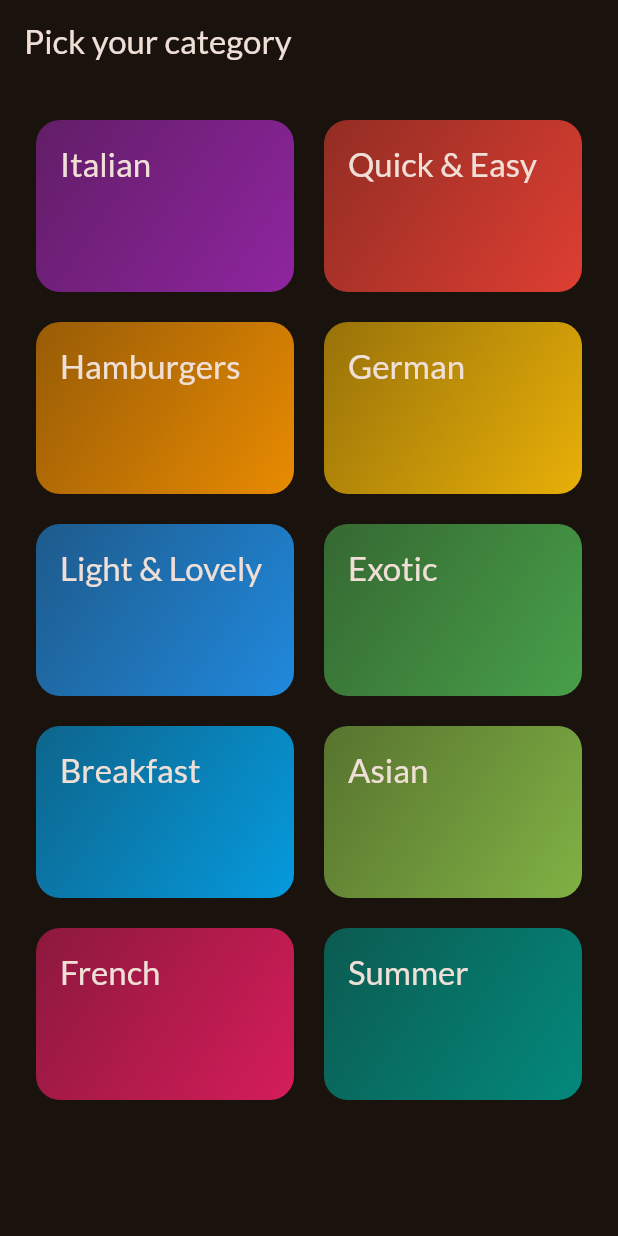
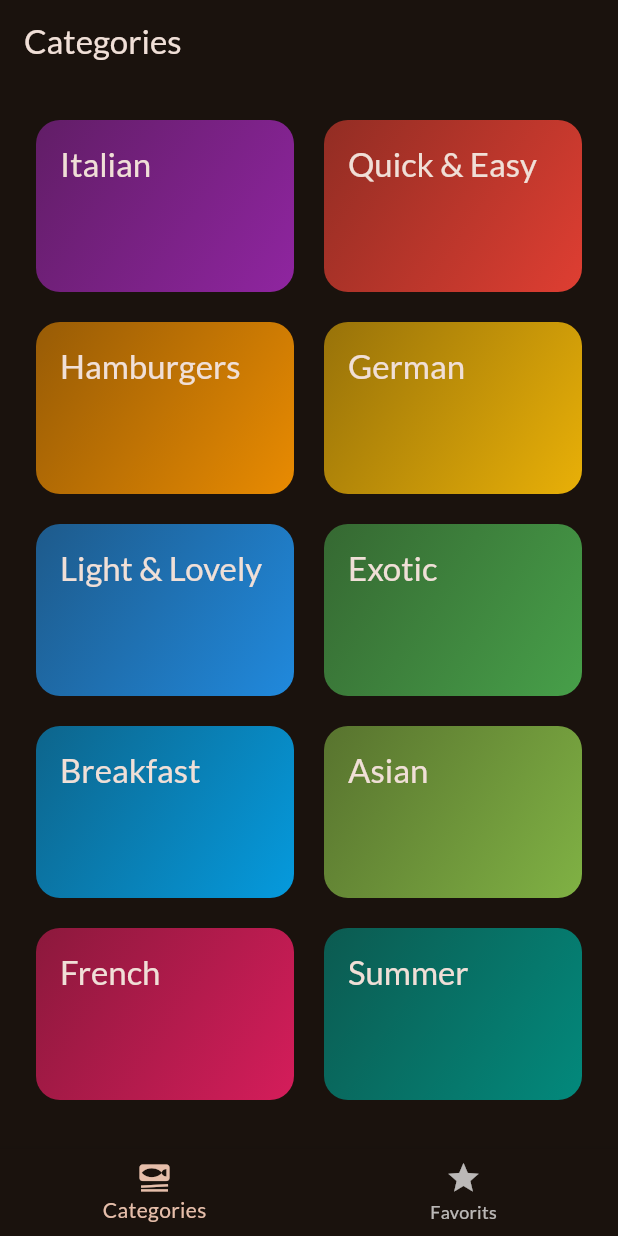
Before and after one commit to DimitarTsvetkov/favorite_meal_app, a Flutter app: the screen it shows after launch, on a phone screen of 412 x 824 dp. Run offline on Flutter 3.47's test engine with Material 2 defaults, Android fonts, the phone set to English and light mode, and no system bars; our stand-ins replace google_fonts, transparent_image.

Commit message:
[us-3]-adding-bottom-navigation-bar

```diff
--- a/lib/main.dart
+++ b/lib/main.dart
@@ -1,4 +1,4 @@
-import 'package:favorite_meal_app/screens/categories.dart';
+import 'package:favorite_meal_app/screens/tabs.dart';
 import 'package:flutter/material.dart';
 
 import 'package:google_fonts/google_fonts.dart';
@@ -23,7 +23,7 @@ class App extends StatelessWidget {
   Widget build(BuildContext context) {
     return MaterialApp(
       theme: theme,
-      home: const CategoriesScreen(),
+      home: const TabsScreen(),
     );
   }
 }
--- a/lib/screens/categories.dart
+++ b/lib/screens/categories.dart
@@ -25,11 +25,7 @@ class CategoriesScreen extends StatelessWidget {
 
   @override
   Widget build(BuildContext context) {
-    return Scaffold(
-      appBar: AppBar(
-        title: const Text('Pick your category'),
-      ),
-      body: GridView(
+    return GridView(
       padding: const EdgeInsets.all(24),
       gridDelegate: const SliverGridDelegateWithFixedCrossAxisCount(
           crossAxisCount: 2,
@@ -45,7 +41,6 @@ class CategoriesScreen extends StatelessWidget {
             },
           )
       ],
-      ),
     );
   }
 }
--- /dev/null
+++ b/lib/screens/tabs.dart
@@ -0,0 +1,46 @@
+import 'package:favorite_meal_app/screens/categories.dart';
+import 'package:favorite_meal_app/screens/meals.dart';
+import 'package:flutter/material.dart';
+
+class TabsScreen extends StatefulWidget {
+  const TabsScreen({super.key});
+
+  @override
+  State<TabsScreen> createState() => _TabsScreenState();
+}
+
+class _TabsScreenState extends State<TabsScreen> {
+  int _selectedPageIndex = 0;
+
+  void _selectPage(int index) {
+    setState(() {
+      _selectedPageIndex = index;
+    });
+  }
+
+  @override
+  Widget build(BuildContext context) {
+    Widget activePage = const CategoriesScreen();
+    var activePageTitle = 'Categories';
+    if (_selectedPageIndex == 1) {
+      activePage = const MealsScreen(meals: []);
+      activePageTitle = 'Your Favores';
+    }
+
+    return Scaffold(
+      appBar: AppBar(
+        title: Text(activePageTitle),
+      ),
+      body: activePage,
+      bottomNavigationBar: BottomNavigationBar(
+        currentIndex: _selectedPageIndex,
+        onTap: _selectPage,
+        items: const [
+          BottomNavigationBarItem(
+              icon: Icon(Icons.set_meal), label: 'Categories'),
+          BottomNavigationBarItem(icon: Icon(Icons.star), label: 'Favorits')
+        ],
+      ),
+    );
+  }
+}
```
Also changed, not shown: lib/screens/meal_details.dart (added, +70 -0 lines), lib/screens/meals.dart (+21 -4 lines), lib/widgets/meal_item.dart (+6 -2 lines). Lines whose indentation alone changed are shown as unchanged.
